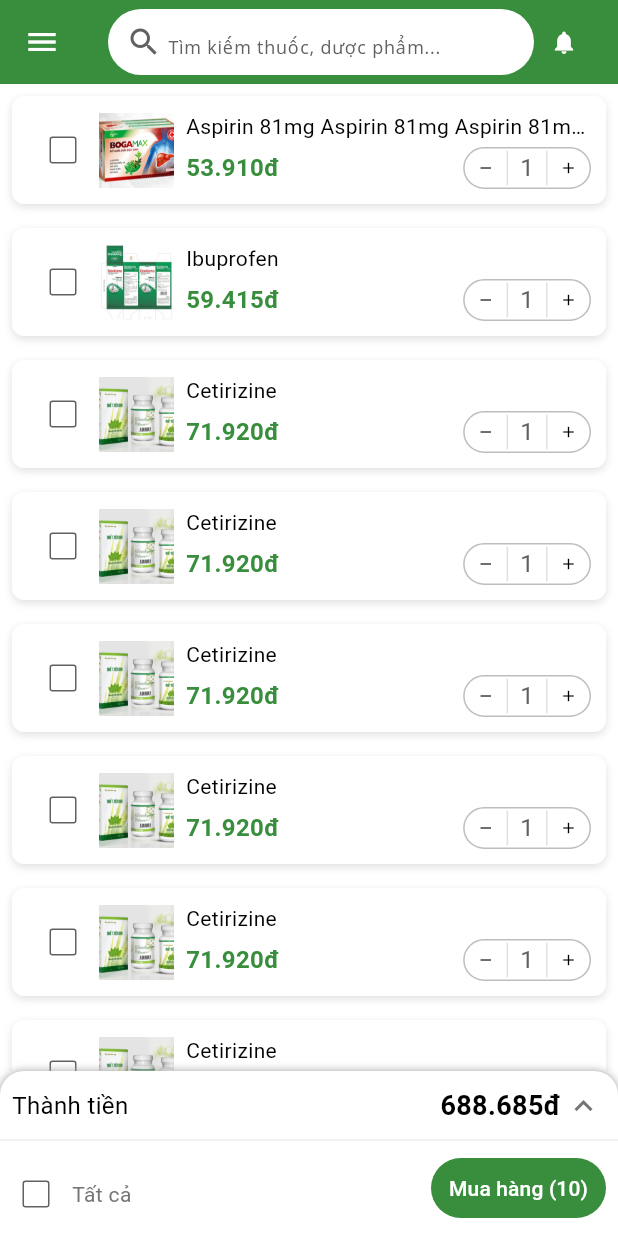
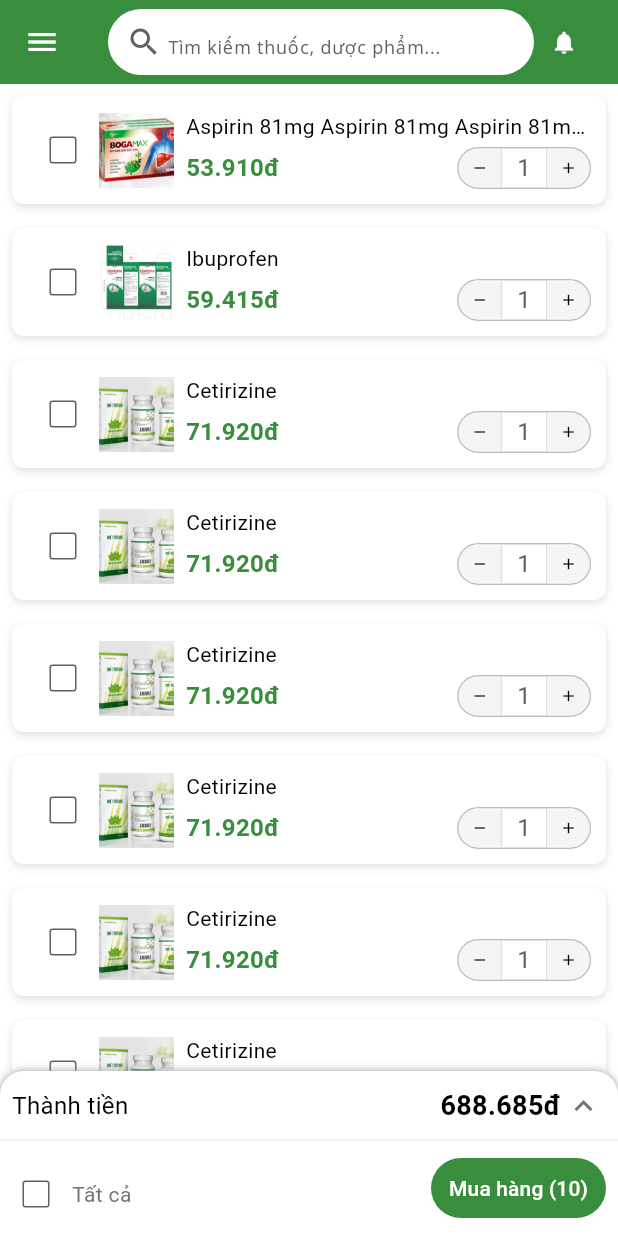
Before and after one commit to phamvlap/pharmacy-app, a Flutter app: the screen it shows after launch, item 3 of the bottom bar chosen, on a phone screen of 412 x 824 dp. Run offline on Flutter 3.47's test engine with Material 3 defaults, Android fonts, the phone set to English and light mode, and no system bars; our stand-ins replace carousel_slider, google_fonts.

Commit message:
chore: refactor QuantityUpdatingPannel

```diff
--- a/lib/ui/components/quantity_updating_pannel.dart
+++ b/lib/ui/components/quantity_updating_pannel.dart
@@ -1,6 +1,8 @@
 import 'package:flutter/material.dart';
 
 import '../../utils/utils.dart';
+
+enum BorderRadiusType { left, right, none }
 
 class QuantityUpdatingPannel extends StatelessWidget {
   final int quantity;
@@ -26,22 +28,17 @@ class QuantityUpdatingPannel extends StatelessWidget {
       child: Row(
         mainAxisAlignment: MainAxisAlignment.start,
         children: [
-          SizedBox(
-            width: 28.0,
-            height: 26.0,
-            child: Center(
-              child: IconButton(
-                padding: const EdgeInsets.all(0.0),
-                icon: const Icon(Icons.remove),
-                iconSize: 12.0,
-                onPressed: onDecreaseQuantityPressed,
-              ),
-            ),
+          QuantityUpdatingIconButton(
+            icon: Icons.remove,
+            onPressed: onDecreaseQuantityPressed!,
+            borderRadiusType: BorderRadiusType.left,
+            borderRadius: 20.0,
           ),
           Container(
             alignment: Alignment.center,
             padding: const EdgeInsets.symmetric(
-              horizontal: 8.0,
+              horizontal: 10.0,
+              vertical: 1.0,
             ),
             decoration: BoxDecoration(
               border: Border(
@@ -61,21 +58,65 @@ class QuantityUpdatingPannel extends StatelessWidget {
               ),
             ),
           ),
-          SizedBox(
-            width: 28.0,
-            height: 26.0,
-            child: Center(
-              child: IconButton(
-                padding: const EdgeInsets.all(0.0),
-                alignment: Alignment.center,
-                icon: const Icon(Icons.add),
-                iconSize: 12.0,
-                onPressed: onIncreaseQuantityPressed,
-              ),
-            ),
+          QuantityUpdatingIconButton(
+            icon: Icons.add,
+            onPressed: onIncreaseQuantityPressed!,
+            borderRadiusType: BorderRadiusType.right,
+            borderRadius: 20.0,
           ),
         ],
       ),
     );
   }
 }
+
+class QuantityUpdatingIconButton extends StatelessWidget {
+  final IconData icon;
+  final void Function() onPressed;
+  final BorderRadiusType? borderRadiusType;
+  final double borderRadius;
+
+  const QuantityUpdatingIconButton({
+    super.key,
+    required this.icon,
+    required this.onPressed,
+    this.borderRadiusType = BorderRadiusType.none,
+    required this.borderRadius,
+  });
+
+  @override
+  Widget build(BuildContext context) {
+    return SizedBox(
+      width: 28.0,
+      height: 26.0,
+      child: Center(
+        child: IconButton(
+          icon: Icon(icon),
+          onPressed: onPressed,
+          padding: const EdgeInsets.all(0.0),
+          alignment: Alignment.center,
+          iconSize: 12.0,
+          style: ButtonStyle(
+            shape: WidgetStateProperty.all<RoundedRectangleBorder>(
+              RoundedRectangleBorder(
+                borderRadius: (borderRadiusType == BorderRadiusType.left)
+                    ? BorderRadius.only(
+                        topLeft: Radius.circular(borderRadius),
+                        bottomLeft: Radius.circular(borderRadius))
+                    : (borderRadiusType == BorderRadiusType.right)
+                        ? BorderRadius.only(
+                            topRight: Radius.circular(borderRadius),
+                            bottomRight: Radius.circular(borderRadius),
+                          )
+                        : BorderRadius.zero,
+              ),
+            ),
+            backgroundColor: WidgetStateProperty.all<Color>(
+              Colors.grey[100]!,
+            ),
+          ),
+        ),
+      ),
+    );
+  }
+}
```
